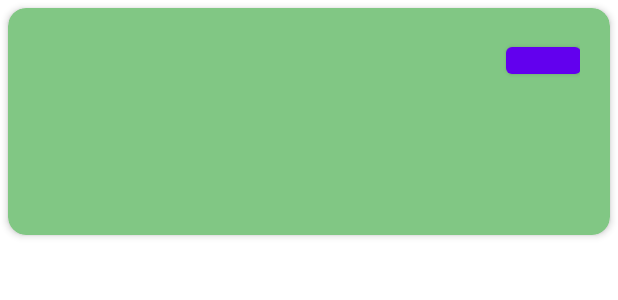
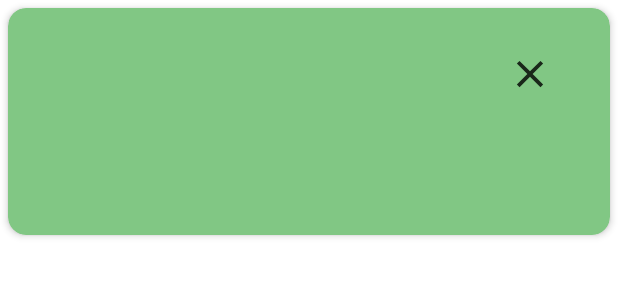
Before and after one commit to MIRSM/ShoppingCalculator, an Android app: the layout product_card_layout.xml on its own in the app's theme, with its tools: preview values and no code run, on a phone screen of 412 x 824 dp. Shown: the top 300 px of the screen. Run offline under Robolectric (Android 15) with nearby library versions, the light colour scheme and no system bars.

Commit message:
Добавлено удаление продуктов

```diff
--- /dev/null
+++ b/app/src/main/res/drawable-anydpi/ic_action_delete.xml
@@ -0,0 +1,16 @@
+<vector xmlns:android="http://schemas.android.com/apk/res/android"
+    android:width="24dp"
+    android:height="24dp"
+    android:viewportWidth="24"
+    android:viewportHeight="24"
+    android:tint="#000000"
+    android:alpha="0.8">
+  <group android:scaleX="1.25"
+      android:scaleY="1.25"
+      android:translateX="-3"
+      android:translateY="-3">
+    <path
+        android:fillColor="@android:color/white"
+        android:pathData="M19,6.41L17.59,5 12,10.59 6.41,5 5,6.41 10.59,12 5,17.59 6.41,19 12,13.41 17.59,19 19,17.59 13.41,12z"/>
+  </group>
+</vector>
--- a/app/src/main/res/layout/product_card_layout.xml
+++ b/app/src/main/res/layout/product_card_layout.xml
@@ -1,6 +1,6 @@
 <?xml version="1.0" encoding="utf-8"?>
 <androidx.cardview.widget.CardView xmlns:android="http://schemas.android.com/apk/res/android"
-                                   android:layout_width="match_parent"
+                                   xmlns:tools="http://schemas.android.com/tools" android:layout_width="match_parent"
                                    android:layout_height="wrap_content"
                                    xmlns:app="http://schemas.android.com/apk/res-auto"
                                    android:id="@+id/product_card_view"
@@ -59,15 +59,15 @@
                 app:layout_constraintTop_toBottomOf="@id/item_price"
                 app:layout_constraintLeft_toRightOf="@id/item_image"
         />
-        <Button
-                android:layout_height="30dp"
-                android:layout_width="50dp"
-                android:id="@+id/item_more"
-                android:layout_marginStart="16dp"
-                android:layout_marginTop="0dp"
+        <ImageButton
+                android:id="@+id/item_delete"
                 app:layout_constraintTop_toTopOf="parent"
-                app:layout_constraintLeft_toRightOf="@id/item_name"
-        />
+                android:layout_width="48dp"
+                android:layout_height="48dp"
+
+                android:src="@drawable/ic_action_delete"
+                android:layout_marginStart="8dp" app:layout_constraintStart_toEndOf="@+id/item_name"
+                android:background="#00FFFFFF" tools:ignore="SpeakableTextPresentCheck"/>
     </androidx.constraintlayout.widget.ConstraintLayout>
 
 </androidx.cardview.widget.CardView>
```
Also changed, not shown: app/src/main/java/com/example/shoppingcalculator/DatabaseHelper.kt (+15 -4 lines), app/src/main/java/com/example/shoppingcalculator/MainActivity.kt (+8 -4 lines), app/src/main/java/com/example/shoppingcalculator/RecyclerProductAdapter.kt (+10 -4 lines), app/src/main/res/drawable-hdpi/ic_action_delete.png (added), app/src/main/res/drawable-mdpi/ic_action_delete.png (added), app/src/main/res/drawable-xhdpi/ic_action_delete.png (added), app/src/main/res/drawable-xxhdpi/ic_action_delete.png (added).
